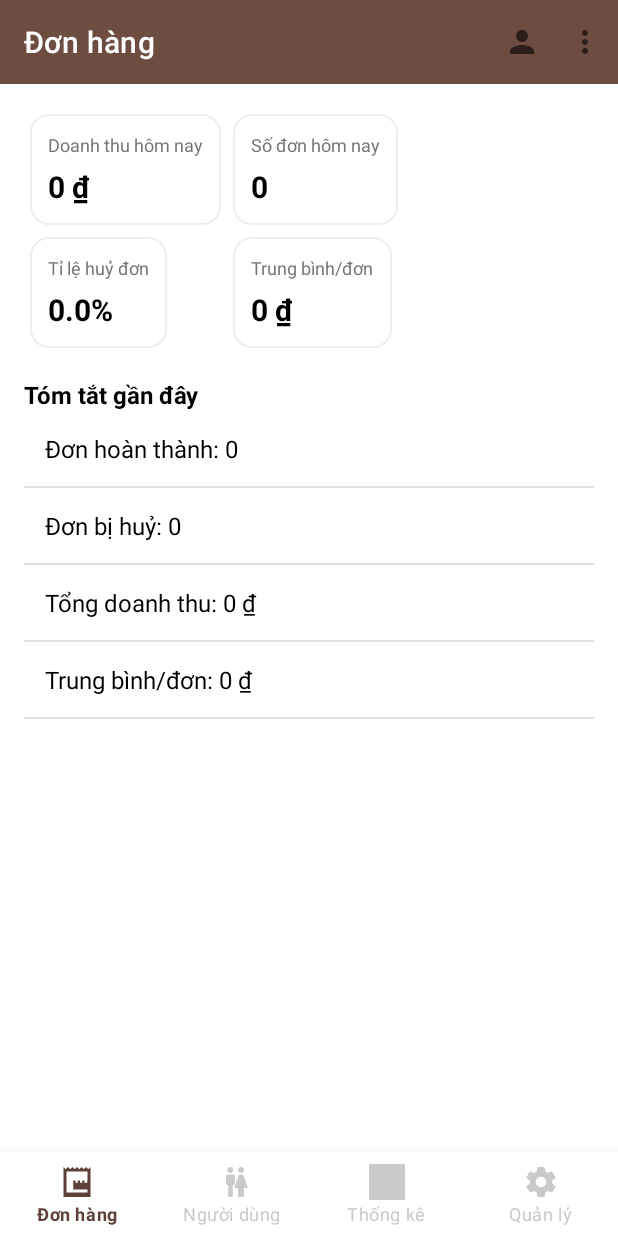
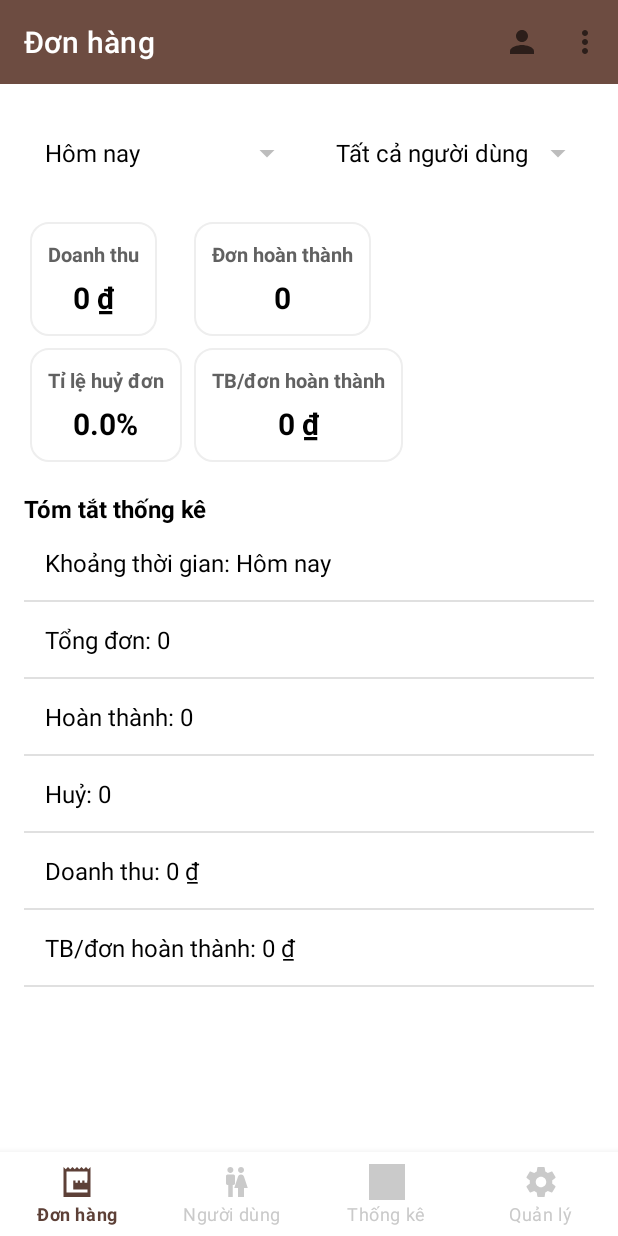
Before and after one commit to TurtleBP/Android, an Android app: the fragment AdminStatisticsFragment placed in its activity, on a phone screen of 412 x 824 dp. Run offline under Robolectric (Android 15) with nearby library versions, the phone set to English and light mode, and no system bars; our stand-ins replace Firebase (no records; nobody signed in at launch, a user with empty details on screens opened directly); 1 statement that could not run was skipped.

Commit message:
fix(UI): Tách StatisticFragment & Adapter & Cập nhật hiển thị

```diff
--- a/app/src/main/java/com/pro/milkteaapp/activity/MainActivity.java
+++ b/app/src/main/java/com/pro/milkteaapp/activity/MainActivity.java
@@ -47,9 +47,7 @@ public class MainActivity extends AppCompatActivity {
         // Reselect: ví dụ, về top nếu bấm lại tab hiện tại (tùy ý mở rộng cho các tab khác)
         binding.bottomNavigationView.setOnItemReselectedListener(item -> {
             Fragment f = getSupportFragmentManager().findFragmentById(R.id.fragment_container);
-            if (f instanceof HomeFragment) {
-                // ((HomeFragment) f).scrollToTop();
-            }
+            // ((HomeFragment) f).scrollToTop();
         });
 
         // Nếu có intent điều hướng → xử lý; ngược lại lần đầu vào chọn Home
--- /dev/null
+++ b/app/src/main/java/com/pro/milkteaapp/adapter/admin/AdminStatisticAdapter.java
@@ -0,0 +1,48 @@
+package com.pro.milkteaapp.adapter.admin;
+
+import android.view.*;
+import android.widget.TextView;
+import androidx.annotation.NonNull;
+import androidx.recyclerview.widget.RecyclerView;
+import com.pro.milkteaapp.R;
+import java.util.*;
+
+public class AdminStatisticAdapter extends RecyclerView.Adapter<AdminStatisticAdapter.ViewHolder> {
+
+    private final List<String> items = new ArrayList<>();
+
+    public void setItems(List<String> newItems) {
+        items.clear();
+        items.addAll(newItems);
+        notifyDataSetChanged();
+    }
+
+    @NonNull
+    @Override
+    public ViewHolder onCreateViewHolder(@NonNull ViewGroup parent, int viewType) {
+        View v = LayoutInflater.from(parent.getContext())
+                .inflate(R.layout.item_row_simple, parent, false);
+        return new ViewHolder(v);
+    }
+
+    @Override
+    public void onBindViewHolder(@NonNull ViewHolder holder, int position) {
+        holder.bind(items.get(position));
+    }
+
+    @Override
+    public int getItemCount() {
+        return items.size();
+    }
+
+    static class ViewHolder extends RecyclerView.ViewHolder {
+        private final TextView tvTitle;
+        public ViewHolder(@NonNull View itemView) {
+            super(itemView);
+            tvTitle = itemView.findViewById(R.id.tvTitle);
+        }
+        public void bind(String text) {
+            tvTitle.setText(text);
+        }
+    }
+}
--- a/app/src/main/java/com/pro/milkteaapp/fragment/admin/AdminStatisticsFragment.java
+++ b/app/src/main/java/com/pro/milkteaapp/fragment/admin/AdminStatisticsFragment.java
@@ -2,64 +2,66 @@ package com.pro.milkteaapp.fragment.admin;
 
 import android.annotation.SuppressLint;
 import android.os.Bundle;
-import android.os.Handler;
-import android.os.Looper;
-import android.view.LayoutInflater;
-import android.view.View;
-import android.view.ViewGroup;
-import android.widget.GridLayout;
-import android.widget.TextView;
-import android.widget.Toast;
-
+import android.view.*;
+import android.widget.*;
 import androidx.annotation.NonNull;
 import androidx.annotation.Nullable;
 import androidx.fragment.app.Fragment;
-import androidx.recyclerview.widget.DividerItemDecoration;
-import androidx.recyclerview.widget.LinearLayoutManager;
-import androidx.recyclerview.widget.RecyclerView;
+import androidx.recyclerview.widget.*;
 import androidx.swiperefreshlayout.widget.SwipeRefreshLayout;
 
-import com.google.firebase.firestore.DocumentSnapshot;
-import com.google.firebase.firestore.FirebaseFirestore;
+import com.google.firebase.firestore.*;
 import com.pro.milkteaapp.R;
 import com.pro.milkteaapp.activity.admin.AdminMainActivity;
+import com.pro.milkteaapp.adapter.admin.AdminStatisticAdapter;
 import com.pro.milkteaapp.models.Order;
 
 import java.text.NumberFormat;
-import java.util.ArrayList;
-import java.util.Calendar;
-import java.util.Date;
-import java.util.List;
-import java.util.Locale;
+import java.util.*;
 
+/**
+ * Fragment thống kê dành cho Admin
+ * - Cho phép lọc theo ngày / tuần / tháng / tất cả
+ * - Cho phép lọc theo người dùng
+ * - Tính doanh thu chỉ từ đơn FINISHED
+ */
 public class AdminStatisticsFragment extends Fragment
         implements AdminMainActivity.ScrollToTop, AdminMainActivity.SupportsRefresh {
 
     private SwipeRefreshLayout swipe;
     private RecyclerView recyclerView;
     private View loading, empty;
-    private SimpleStringAdapter adapter;
-    private final Handler handler = new Handler(Looper.getMainLooper());
+    private Spinner spinnerTime, spinnerUser;
+
+    private AdminStatisticAdapter adapter;
     private final List<String> data = new ArrayList<>();
 
-    // KPI views (4 cái)
     private TextView kpi1Title, kpi1Value;
     private TextView kpi2Title, kpi2Value;
     private TextView kpi3Title, kpi3Value;
     private TextView kpi4Title, kpi4Value;
+
+    private FirebaseFirestore db;
+    private final List<String> userIds = new ArrayList<>();
+    private String selectedUserId = "ALL";
+    private int selectedTimeType = 0; // 0=day, 1=week, 2=month, 3=all
 
     @Nullable
     @Override
     public View onCreateView(@NonNull LayoutInflater inflater,
                              @Nullable ViewGroup container,
                              @Nullable Bundle savedInstanceState) {
-        View v = inflater.inflate(R.layout.activity_admin_statistics, container, false);
+        View v = inflater.inflate(R.layout.fragment_admin_statistics, container, false);
+
+        db = FirebaseFirestore.getInstance();
         swipe = v.findViewById(R.id.swipeRefresh);
         recyclerView = v.findViewById(R.id.recycler);
         loading = v.findViewById(R.id.loadingState);
         empty = v.findViewById(R.id.emptyState);
+        spinnerTime = v.findViewById(R.id.spinnerTime);
+        spinnerUser = v.findViewById(R.id.spinnerUser);
 
-        // Bind KPI (lấy 4 include trong GridLayout theo thứ tự)
+        // KPI binding
         GridLayout grid = v.findViewById(R.id.kpiGrid);
         View k1 = grid.getChildAt(0);
         View k2 = grid.getChildAt(1);
@@ -75,18 +77,59 @@ public class AdminStatisticsFragment extends Fragment
         kpi4Title = k4.findViewById(R.id.tvKpiTitle);
         kpi4Value = k4.findViewById(R.id.tvKpiValue);
 
+        // Recycler setup
         recyclerView.setLayoutManager(new LinearLayoutManager(requireContext()));
         recyclerView.addItemDecoration(new DividerItemDecoration(requireContext(), DividerItemDecoration.VERTICAL));
-        adapter = new SimpleStringAdapter();
+        adapter = new AdminStatisticAdapter();
         recyclerView.setAdapter(adapter);
 
+        // Spinner thời gian
+        ArrayAdapter<String> timeAdapter = new ArrayAdapter<>(requireContext(),
+                android.R.layout.simple_spinner_dropdown_item,
+                Arrays.asList("Hôm nay", "Tuần này", "Tháng này", "Tất cả"));
+        spinnerTime.setAdapter(timeAdapter);
+        spinnerTime.setOnItemSelectedListener(new AdapterView.OnItemSelectedListener() {
+            @Override public void onItemSelected(AdapterView<?> parent, View view, int position, long id) {
+                selectedTimeType = position;
+                refresh();
+            }
+            @Override public void onNothingSelected(AdapterView<?> parent) {}
+        });
+
+        // Spinner người dùng
+        loadUsers();
+
         swipe.setOnRefreshListener(this::refresh);
-
-        // Nạp dữ liệu lần đầu
         showLoading(true);
         refresh();
 
         return v;
+    }
+
+    /** Load danh sách user */
+    private void loadUsers() {
+        db.collection("users").get().addOnSuccessListener(snap -> {
+            List<String> names = new ArrayList<>();
+            userIds.clear();
+            names.add("Tất cả người dùng");
+            userIds.add("ALL");
+            for (DocumentSnapshot doc : snap.getDocuments()) {
+                String name = doc.getString("name");
+                names.add(name != null ? name : doc.getId());
+                userIds.add(doc.getId());
+            }
+
+            ArrayAdapter<String> userAdapter = new ArrayAdapter<>(requireContext(),
+                    android.R.layout.simple_spinner_dropdown_item, names);
+            spinnerUser.setAdapter(userAdapter);
+            spinnerUser.setOnItemSelectedListener(new AdapterView.OnItemSelectedListener() {
+                @Override public void onItemSelected(AdapterView<?> parent, View view, int pos, long id) {
+                    selectedUserId = userIds.get(pos);
+                    refresh();
+                }
+                @Override public void onNothingSelected(AdapterView<?> parent) {}
+            });
+        });
     }
 
     @Override
@@ -100,67 +143,63 @@ public class AdminStatisticsFragment extends Fragment
         swipe.setRefreshing(true);
         showLoading(true);
 
-        FirebaseFirestore db = FirebaseFirestore.getInstance();
-
-        // Lấy các đơn trong ngày hôm nay (0h → 23h59)
-        Calendar cal = Calendar.getInstance();
-        cal.set(Calendar.HOUR_OF_DAY, 0);
-        cal.set(Calendar.MINUTE, 0);
-        cal.set(Calendar.SECOND, 0);
-        cal.set(Calendar.MILLISECOND, 0);
-        Date startOfDay = cal.getTime();
-
+        Date startDate = getStartDate(selectedTimeType);
         Date now = new Date();
 
-        db.collection("orders")
-                .whereGreaterThanOrEqualTo("createdAt", startOfDay)
-                .whereLessThanOrEqualTo("createdAt", now)
-                .get()
-                .addOnSuccessListener(snap -> {
+        Query query = db.collection("orders")
+                .whereGreaterThanOrEqualTo("createdAt", startDate)
+                .whereLessThanOrEqualTo("createdAt", now);
+
+        if (!"ALL".equals(selectedUserId)) {
+            query = query.whereEqualTo("userId", selectedUserId);
+        }
+
+        query.get().addOnSuccessListener(snap -> {
             double totalRevenue = 0;
             int totalOrders = 0;
+            int finishedOrders = 0;
             int cancelledOrders = 0;
 
             for (DocumentSnapshot doc : snap.getDocuments()) {
                 Order order = doc.toObject(Order.class);
                 if (order == null) continue;
+                totalOrders++;
 
-                        totalOrders++;
-                        if ("CANCELLED".equals(order.getStatus())) cancelledOrders++;
-                        if ("FINISHED".equals(order.getStatus())) totalRevenue += order.getTotal();
+                String status = order.getStatus();
+                if ("CANCELLED".equals(status)) cancelledOrders++;
+                else if ("FINISHED".equals(status)) {
+                    finishedOrders++;
+                    totalRevenue += order.getTotal();
+                }
             }
 
             double cancelRate = (totalOrders == 0) ? 0 : (cancelledOrders * 100.0 / totalOrders);
-                    double avgPerOrder = (totalOrders == 0) ? 0 : (totalRevenue / totalOrders);
+            double avgPerOrder = (finishedOrders == 0) ? 0 : (totalRevenue / finishedOrders);
 
-                    // Hiển thị KPI
             NumberFormat nf = NumberFormat.getCurrencyInstance(new Locale("vi", "VN"));
-                    kpi1Title.setText("Doanh thu hôm nay");
+            kpi1Title.setText("Doanh thu");
             kpi1Value.setText(nf.format(totalRevenue));
-
-                    kpi2Title.setText("Số đơn hôm nay");
-                    kpi2Value.setText(String.valueOf(totalOrders));
-
+            kpi2Title.setText("Đơn hoàn thành");
+            kpi2Value.setText(String.valueOf(finishedOrders));
             kpi3Title.setText("Tỉ lệ huỷ đơn");
             kpi3Value.setText(String.format(Locale.getDefault(), "%.1f%%", cancelRate));
-
-                    kpi4Title.setText("Trung bình/đơn");
+            kpi4Title.setText("TB/đơn hoàn thành");
             kpi4Value.setText(nf.format(avgPerOrder));
 
-                    // Hiển thị danh sách mô tả tóm tắt
             data.clear();
-                    data.add("Đơn hoàn thành: " + (totalOrders - cancelledOrders));
-                    data.add("Đơn bị huỷ: " + cancelledOrders);
-                    data.add("Tổng doanh thu: " + nf.format(totalRevenue));
-                    data.add("Trung bình/đơn: " + nf.format(avgPerOrder));
+            data.add("Khoảng thời gian: " + getTimeLabel(selectedTimeType));
+            data.add("Tổng đơn: " + totalOrders);
+            data.add("Hoàn thành: " + finishedOrders);
+            data.add("Huỷ: " + cancelledOrders);
+            data.add("Doanh thu: " + nf.format(totalRevenue));
+            data.add("TB/đơn hoàn thành: " + nf.format(avgPerOrder));
 
             adapter.setItems(data);
 
             swipe.setRefreshing(false);
             showLoading(false);
             toggleEmpty(data.isEmpty());
-                })
-                .addOnFailureListener(e -> {
+        }).addOnFailureListener(e -> {
             swipe.setRefreshing(false);
             showLoading(false);
             toggleEmpty(true);
@@ -168,6 +207,29 @@ public class AdminStatisticsFragment extends Fragment
         });
     }
 
+    /** Xác định thời gian bắt đầu */
+    private Date getStartDate(int type) {
+        Calendar cal = Calendar.getInstance();
+        cal.set(Calendar.HOUR_OF_DAY, 0);
+        cal.set(Calendar.MINUTE, 0);
+        cal.set(Calendar.SECOND, 0);
+        cal.set(Calendar.MILLISECOND, 0);
+        switch (type) {
+            case 1: cal.set(Calendar.DAY_OF_WEEK, cal.getFirstDayOfWeek()); break; // Tuần này
+            case 2: cal.set(Calendar.DAY_OF_MONTH, 1); break; // Tháng này
+            case 3: cal.setTimeInMillis(0); break; // Tất cả
+        }
+        return cal.getTime();
+    }
+
+    private String getTimeLabel(int type) {
+        switch (type) {
+            case 0: return "Hôm nay";
+            case 1: return "Tuần này";
+            case 2: return "Tháng này";
+            default: return "Tất cả thời gian";
+        }
+    }
 
     private void showLoading(boolean show) {
         loading.setVisibility(show ? View.VISIBLE : View.GONE);
@@ -176,25 +238,4 @@ public class AdminStatisticsFragment extends Fragment
     private void toggleEmpty(boolean isEmpty) {
         empty.setVisibility(isEmpty ? View.VISIBLE : View.GONE);
     }
-
-    // ===== Adapter đơn giản =====
-    private static class SimpleStringAdapter extends RecyclerView.Adapter<SimpleViewHolder> {
-        private final List<String> items = new ArrayList<>();
-        @SuppressLint("NotifyDataSetChanged")
-        void setItems(List<String> newItems) {
-            items.clear();
-            items.addAll(newItems);
-            notifyDataSetChanged();
 }
-        @NonNull @Override
-        public SimpleViewHolder onCreateViewHolder(@NonNull ViewGroup parent, int viewType) {
-            View itemView = LayoutInflater.from(parent.getContext())
-                    .inflate(R.layout.item_row_simple, parent, false);
-            return new SimpleViewHolder(itemView);
-        }
-        @Override public void onBindViewHolder(@NonNull SimpleViewHolder holder, int position) {
-            holder.bind(items.get(position));
-        }
-        @Override public int getItemCount() { return items.size(); }
-    }
-}
--- a/app/src/main/res/layout/activity_admin_statistics.xml
+++ /dev/null
@@ -1,121 +0,0 @@
-<?xml version="1.0" encoding="utf-8"?>
-<FrameLayout xmlns:android="http://schemas.android.com/apk/res/android"
-    xmlns:app="http://schemas.android.com/apk/res-auto"
-    android:layout_width="match_parent"
-    android:layout_height="match_parent"
-    android:background="@color/white">
-
-    <!-- Kéo để làm mới -->
-    <androidx.swiperefreshlayout.widget.SwipeRefreshLayout
-        android:id="@+id/swipeRefresh"
-        android:layout_width="match_parent"
-        android:layout_height="match_parent">
-
-        <ScrollView
-            android:layout_width="match_parent"
-            android:layout_height="match_parent"
-            android:fillViewport="true">
-
-            <LinearLayout
-                android:orientation="vertical"
-                android:layout_width="match_parent"
-                android:layout_height="wrap_content"
-                android:padding="16dp">
-
-                <!-- Hàng KPI 2 cột -->
-                <GridLayout
-                    android:id="@+id/kpiGrid"
-                    android:layout_width="match_parent"
-                    android:layout_height="wrap_content"
-                    android:columnCount="2"
-                    android:rowCount="2"
-                    android:useDefaultMargins="true">
-
-                    <include layout="@layout/view_stat_kpi" />
-
-                    <include layout="@layout/view_stat_kpi" />
-
-                    <include layout="@layout/view_stat_kpi" />
-
-                    <include layout="@layout/view_stat_kpi" />
-                </GridLayout>
-
-                <!-- Tiêu đề danh sách -->
-                <TextView
-                    android:layout_width="wrap_content"
-                    android:layout_height="wrap_content"
-                    android:text="Tóm tắt gần đây"
-                    android:textStyle="bold"
-                    android:textSize="16sp"
-                    android:textColor="@color/black"
-                    android:layout_marginTop="16dp" />
-
-                <!-- Danh sách mô tả chỉ số -->
-                <androidx.recyclerview.widget.RecyclerView
-                    android:id="@+id/recycler"
-                    android:layout_width="match_parent"
-                    android:layout_height="wrap_content"
-                    android:clipToPadding="false"
-                    android:paddingBottom="88dp" />
-            </LinearLayout>
-        </ScrollView>
-    </androidx.swiperefreshlayout.widget.SwipeRefreshLayout>
-
-    <!-- Trạng thái rỗng -->
-    <LinearLayout
-        android:id="@+id/emptyState"
-        android:layout_width="match_parent"
-        android:layout_height="match_parent"
-        android:gravity="center"
-        android:orientation="vertical"
-        android:visibility="gone"
-        android:padding="24dp">
-
-        <ImageView
-            android:layout_width="120dp"
-            android:layout_height="120dp"
-            android:src="@drawable/ic_statistics"
-            app:tint="@color/gray_400" />
-
-        <TextView
-            android:layout_width="wrap_content"
-            android:layout_height="wrap_content"
-            android:text="Chưa có dữ liệu thống kê"
-            android:textColor="@color/gray_600"
-            android:textSize="18sp"
-            android:textStyle="bold"
-            android:layout_marginTop="16dp" />
-
-        <TextView
-            android:layout_width="wrap_content"
-            android:layout_height="wrap_content"
-            android:text="Kéo xuống để làm mới hoặc thử lại sau."
-            android:textColor="@color/gray_500"
-            android:textSize="14sp"
-            android:layout_marginTop="6dp" />
-    </LinearLayout>
-
-    <!-- Đang tải -->
-    <LinearLayout
-        android:id="@+id/loadingState"
-        android:layout_width="match_parent"
-        android:layout_height="match_parent"
-        android:gravity="center"
-        android:orientation="vertical"
-        android:background="#10FFFFFF"
-        android:visibility="gone">
-
-        <ProgressBar
-            android:layout_width="42dp"
-            android:layout_height="42dp" />
-
-        <TextView
-            android:layout_width="wrap_content"
-            android:layout_height="wrap_content"
-            android:text="Đang tải dữ liệu…"
-            android:textColor="@color/gray_600"
-            android:textSize="14sp"
-            android:layout_marginTop="12dp" />
-    </LinearLayout>
-
-</FrameLayout>
--- /dev/null
+++ b/app/src/main/res/layout/fragment_admin_statistics.xml
@@ -0,0 +1,149 @@
+<?xml version="1.0" encoding="utf-8"?>
+<FrameLayout xmlns:android="http://schemas.android.com/apk/res/android"
+    xmlns:app="http://schemas.android.com/apk/res-auto"
+    android:layout_width="match_parent"
+    android:layout_height="match_parent"
+    android:background="@color/white">
+
+    <!-- Kéo để làm mới -->
+    <androidx.swiperefreshlayout.widget.SwipeRefreshLayout
+        android:id="@+id/swipeRefresh"
+        android:layout_width="match_parent"
+        android:layout_height="match_parent">
+
+        <ScrollView
+            android:layout_width="match_parent"
+            android:layout_height="match_parent"
+            android:fillViewport="true">
+
+            <LinearLayout
+                android:orientation="vertical"
+                android:layout_width="match_parent"
+                android:layout_height="wrap_content"
+                android:padding="16dp">
+
+                <!-- ========== Bộ lọc thời gian & người dùng ========== -->
+                <LinearLayout
+                    android:layout_width="match_parent"
+                    android:layout_height="wrap_content"
+                    android:orientation="horizontal"
+                    android:gravity="center_vertical"
+                    android:layout_marginBottom="12dp">
+
+                    <Spinner
+                        android:id="@+id/spinnerTime"
+                        android:layout_width="0dp"
+                        android:layout_height="wrap_content"
+                        android:layout_weight="1"
+                        android:spinnerMode="dropdown"
+                        android:backgroundTint="@color/gray_400"
+                        android:padding="6dp" />
+
+                    <Spinner
+                        android:id="@+id/spinnerUser"
+                        android:layout_width="0dp"
+                        android:layout_height="wrap_content"
+                        android:layout_weight="1"
+                        android:layout_marginStart="8dp"
+                        android:spinnerMode="dropdown"
+                        android:backgroundTint="@color/gray_400"
+                        android:padding="6dp" />
+                </LinearLayout>
+
+                <!-- ========== Lưới KPI 2x2 ========== -->
+                <GridLayout
+                    android:id="@+id/kpiGrid"
+                    android:layout_width="match_parent"
+                    android:layout_height="wrap_content"
+                    android:columnCount="2"
+                    android:rowCount="2"
+                    android:useDefaultMargins="true">
+
+                    <include layout="@layout/view_stat_kpi" />
+
+                    <include layout="@layout/view_stat_kpi" />
+
+                    <include layout="@layout/view_stat_kpi" />
+
+                    <include layout="@layout/view_stat_kpi" />
+                </GridLayout>
+
+                <!-- ========== Tiêu đề danh sách ========== -->
+                <TextView
+                    android:layout_width="wrap_content"
+                    android:layout_height="wrap_content"
+                    android:text="Tóm tắt thống kê"
+                    android:textStyle="bold"
+                    android:textSize="16sp"
+                    android:textColor="@color/black"
+                    android:layout_marginTop="16dp" />
+
+                <!-- ========== Danh sách tóm tắt thống kê ========== -->
+                <androidx.recyclerview.widget.RecyclerView
+                    android:id="@+id/recycler"
+                    android:layout_width="match_parent"
+                    android:layout_height="wrap_content"
+                    android:clipToPadding="false"
+                    android:paddingBottom="88dp" />
+            </LinearLayout>
+        </ScrollView>
+    </androidx.swiperefreshlayout.widget.SwipeRefreshLayout>
+
+    <!-- ========== Trạng thái rỗng ========== -->
+    <LinearLayout
+        android:id="@+id/emptyState"
+        android:layout_width="match_parent"
+        android:layout_height="match_parent"
+        android:gravity="center"
+        android:orientation="vertical"
+        android:visibility="gone"
+        android:padding="24dp">
+
+        <ImageView
+            android:layout_width="120dp"
+            android:layout_height="120dp"
+            android:src="@drawable/ic_statistics"
+            app:tint="@color/gray_400" />
+
+        <TextView
+            android:layout_width="wrap_content"
+            android:layout_height="wrap_content"
+            android:text="Chưa có dữ liệu thống kê"
+            android:textColor="@color/gray_600"
+            android:textSize="18sp"
+            android:textStyle="bold"
+            android:layout_marginTop="16dp" />
+
+        <TextView
+            android:layout_width="wrap_content"
+            android:layout_height="wrap_content"
+            android:text="Kéo xuống để làm mới hoặc thử lại sau."
+            android:textColor="@color/gray_500"
+            android:textSize="14sp"
+            android:layout_marginTop="6dp" />
+    </LinearLayout>
+
+    <!-- ========== Trạng thái đang tải ========== -->
+    <LinearLayout
+        android:id="@+id/loadingState"
+        android:layout_width="match_parent"
+        android:layout_height="match_parent"
+        android:gravity="center"
+        android:orientation="vertical"
+        android:background="#10FFFFFF"
+        android:visibility="gone">
+
+        <ProgressBar
+            android:layout_width="42dp"
+            android:layout_height="42dp" />
+
+        <TextView
+            android:layout_width="wrap_content"
+            android:layout_height="wrap_content"
+            android:text="Đang tải dữ liệu…"
+            android:textColor="@color/gray_600"
+            android:textSize="14sp"
+            android:layout_marginTop="12dp" />
+    </LinearLayout>
+
+</FrameLayout>
--- a/app/src/main/res/layout/view_stat_kpi.xml
+++ b/app/src/main/res/layout/view_stat_kpi.xml
@@ -5,18 +5,22 @@
     android:layout_height="wrap_content"
     android:layout_columnWeight="1"
     android:layout_rowWeight="1"
+    android:gravity="center"
     android:padding="12dp"
-    android:layout_margin="4dp"
+    android:layout_margin="6dp"
     android:background="@drawable/bg_kpi_card">
 
+    <!-- Tiêu đề KPI -->
     <TextView
         android:id="@+id/tvKpiTitle"
         android:layout_width="wrap_content"
         android:layout_height="wrap_content"
-        android:text="KPI"
-        android:textSize="12sp"
-        android:textColor="@color/gray_600" />
+        android:text="Tiêu đề KPI"
+        android:textSize="13sp"
+        android:textStyle="bold"
+        android:textColor="@color/gray_700" />
 
+    <!-- Giá trị KPI -->
     <TextView
         android:id="@+id/tvKpiValue"
         android:layout_width="wrap_content"
@@ -26,4 +30,5 @@
         android:textSize="20sp"
         android:textColor="@color/black"
         android:layout_marginTop="6dp" />
+
 </LinearLayout>
```
Also changed, not shown: 1 other file. Lines whose indentation alone changed are shown as unchanged.
